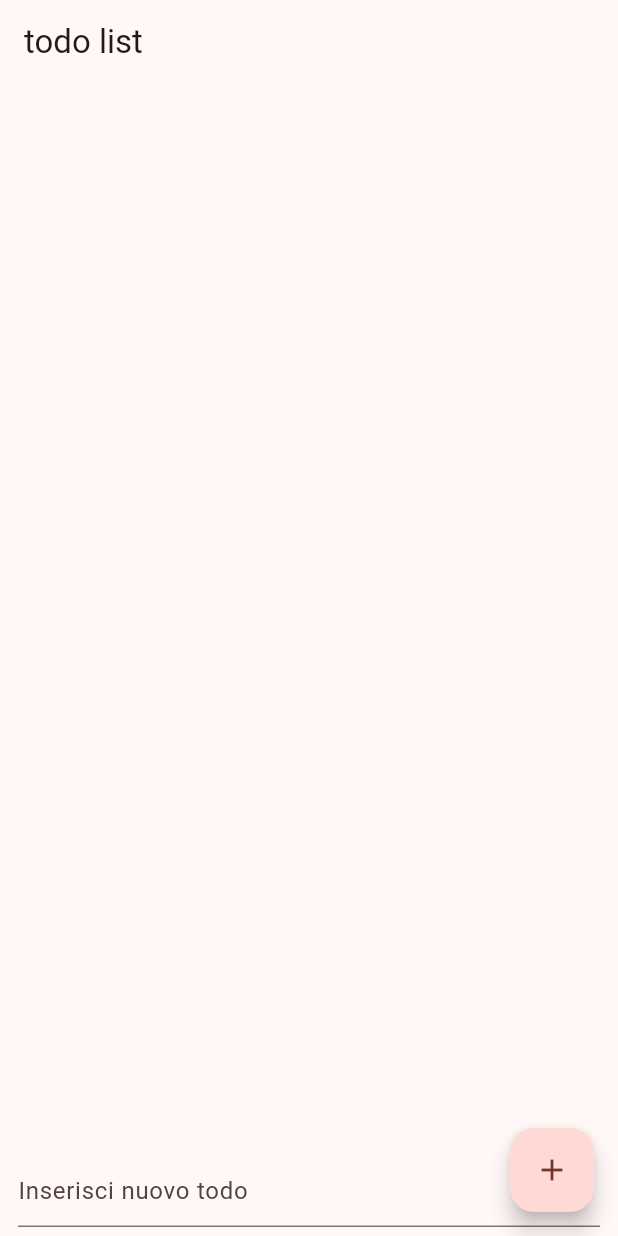
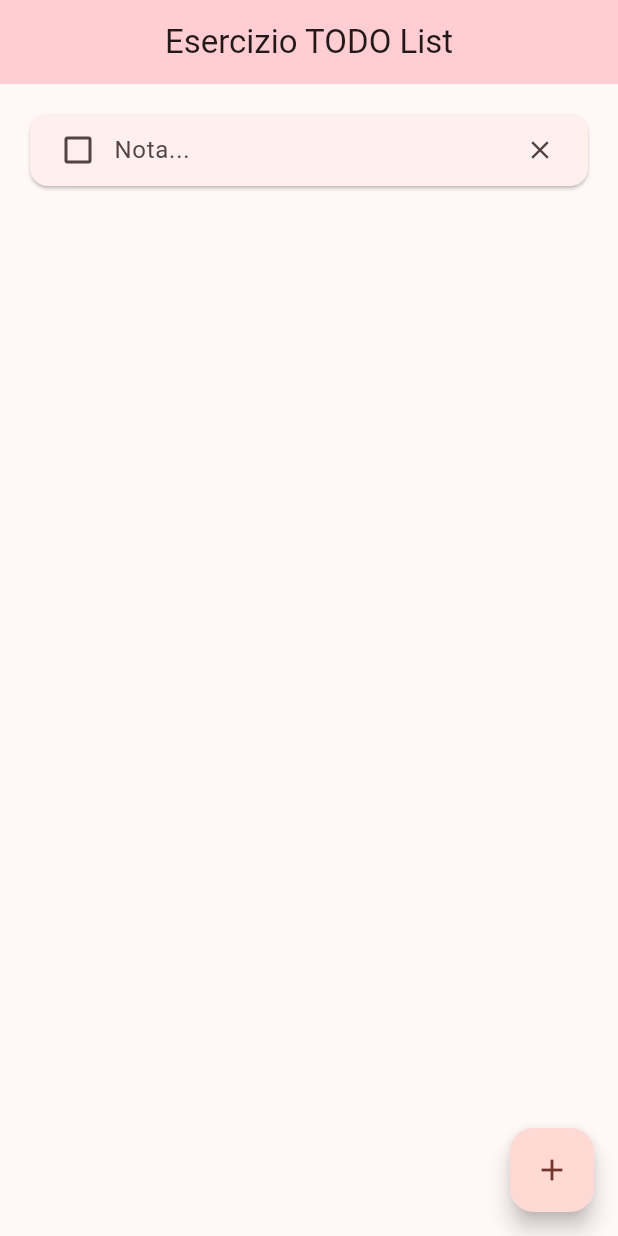
Before and after one commit to RiccardoCazzaro/TPSIT_25-26, a Flutter app: the screen it shows after launch, after a tap on the "add" icon, on a phone screen of 412 x 824 dp. Run offline on Flutter 3.47's test engine with Material 3 defaults, Android fonts, the phone set to English and light mode, and no system bars.

Commit message:
aggiornamento_es_cartelle

```diff
--- a/todo/lib/main.dart
+++ b/todo/lib/main.dart
@@ -1,8 +1,8 @@
 import 'package:flutter/material.dart';
 import 'package:provider/provider.dart';
 
-import 'model.dart';
 import 'notifier.dart';
+import 'widgets.dart';
 
 void main() {
   runApp(const MyApp());
@@ -10,25 +10,24 @@ void main() {
 
 class MyApp extends StatelessWidget {
   const MyApp({super.key});
-
   @override
   Widget build(BuildContext context) {
     return MaterialApp(
-      title: 'todo list', // campo pernuovo todo
-
+      debugShowCheckedModeBanner:false,
+      title: 'todo list',
       theme: ThemeData(
         colorScheme: ColorScheme.fromSeed(seedColor: Colors.red),
       ),
       home: ChangeNotifierProvider<TodoListNotifier>(
         create: (notifier) => TodoListNotifier(),
-        child: const MyHomePage(title: 'todo list'),
+        child: const MyHomePage(title: "Esercizio TODO List"),
       ),
     );
   }
 }
 
 class MyHomePage extends StatefulWidget {
-  const MyHomePage({super.key, this.title});
+  const MyHomePage({super.key, required this.title});
 
   final String title;
 
@@ -37,7 +36,6 @@ class MyHomePage extends StatefulWidget {
 }
 
 class _MyHomePageState extends State<MyHomePage> {
-  final TextEditingController _newTodoController = TextEditingController();
 
   @override
   Widget build(BuildContext context) {
@@ -46,69 +44,29 @@ class _MyHomePageState extends State<MyHomePage> {
     return Scaffold(
       appBar: AppBar(
         title: Text(widget.title),
+        centerTitle: true,
+        backgroundColor: Colors.red[100],
       ),
-      body: Column(
-        children: [
-          Expanded(
-            child: ListView.builder(
-              itemCount: notifier.length,
-              itemBuilder: (context, index) {
-                Todo todo = notifier.getTodo(index);
-
-                return Card(
-                  margin:
-                      const EdgeInsets.symmetric(horizontal: 12, vertical: 6),
-                  child: Padding(
-                    padding: const EdgeInsets.symmetric(horizontal: 8),
-                    child: Row(
-                      children: [
-                        Checkbox(
-                          value: todo.isDone,
-                          onChanged: (value) {
-                            notifier.toggleTodoDone(index);
-                          },
-                        ),
-                        Expanded(
-                          child: TextFormField(
-                            initialValue: todo.text,
-                            decoration: const InputDecoration(
-                              border: InputBorder.none,
-                            ),
-                            onFieldSubmitted: (newText) {
-                              notifier.updateTodoText(index, newText);
-                            },
-                          ),
-                        ),
-                      ],
-                    ),
-                  ),
-                );
-              },
-            ),
+      body: SingleChildScrollView(
+        padding: const EdgeInsets.all(16.0),
+        child: Card(
+        child: Column(
+            children: [
+              for (int i = 0; i < notifier.length; i++)
+                TodoItem(todo: notifier.getTodo(i)),
+              if (notifier.length == 0)
+                const Padding(
+                  padding: EdgeInsets.all(16.0),
+                  child: Text("aggiungi una nuova nota (schiaccia +)"),
+                )
+            ],
           ),
-          Padding(
-            padding: const EdgeInsets.symmetric(horizontal: 12, vertical: 6),
-            child: Row(
-              children: [
-                Expanded(
-                  child: TextField(
-                    controller: _newTodoController,
-                    decoration:
-                        const InputDecoration(hintText: 'Inserisci nuovo todo'),
-                  ),
-                ),
-              ],
-            ),
-          ),
-        ],
+        ),
       ),
       floatingActionButton: FloatingActionButton(
         child: const Icon(Icons.add),
         onPressed: () {
-          if (_newTodoController.text.isNotEmpty) {
-            notifier.addTodo(_newTodoController.text);
-            _newTodoController.clear();
-          }
+        notifier.addTodo("");
         },
       ),
     );
--- a/todo/lib/model.dart
+++ b/todo/lib/model.dart
@@ -1,5 +1,5 @@
 class Todo {
   Todo({required this.name, required this.checked});
-  final String name;
+  String name;
   bool checked;
 }
--- a/todo/lib/notifier.dart
+++ b/todo/lib/notifier.dart
@@ -1,5 +1,4 @@
 import 'package:flutter/widgets.dart';
-
 import 'model.dart';
 
 class TodoListNotifier with ChangeNotifier {
@@ -7,8 +6,14 @@ class TodoListNotifier with ChangeNotifier {
 
   int get length => _todos.length;
 
+
   void addTodo(String name) {
     _todos.add(Todo(name: name, checked: false));
+    notifyListeners();
+  }
+
+  void updateTodo(Todo todo, String newName) {
+    todo.name = newName;
     notifyListeners();
   }
 
--- a/todo/lib/widgets.dart
+++ b/todo/lib/widgets.dart
@@ -9,28 +9,45 @@ class TodoItem extends StatelessWidget {
 
   final Todo todo;
 
-  TextStyle? _getTextStyle(bool checked) {
+    TextStyle? _getTextStyle(bool checked) {
     if (!checked) return null;
-
     return const TextStyle(
-      color: Colors.black45,
+      color: Colors.black,
       decoration: TextDecoration.lineThrough,
     );
   }
 
-  @override
+@override
   Widget build(BuildContext context) {
-    final TodoListNotifier notifier = context.watch<TodoListNotifier>();
+    final TodoListNotifier notifier = context.read<TodoListNotifier>();
 
-    return ListTile(
-      onTap: () {
-        notifier.changeTodo(todo);
-      },
-      onLongPress: (() {
-        notifier.deleteTodo(todo);
-      }),
-      leading: CircleAvatar(child: Text(todo.name[0])),
-      title: Text(todo.name, style: _getTextStyle(todo.checked)),
+    return Padding(
+      padding: const EdgeInsets.symmetric(horizontal: 8.0),
+      child: Row(
+        children: [
+          Checkbox(
+            value: todo.checked,
+            onChanged: (bool? value) {
+              notifier.changeTodo(todo);
+            },
+          ),
+          Expanded(
+            child: TextField(
+              controller: TextEditingController(text: todo.name),
+              onChanged: (text) => notifier.updateTodo(todo, text),
+              decoration: const InputDecoration(
+                border: InputBorder.none,
+                hintText: "Nota...",
+              ),
+              style: _getTextStyle(todo.checked),
+            ),
+          ),
+          IconButton(
+            icon: const Icon(Icons.close, size: 20),
+            onPressed: () => notifier.deleteTodo(todo),
+          ),
+        ],
+      ),
     );
   }
 }
--- a/todo/pubspec.yaml
+++ b/todo/pubspec.yaml
@@ -1,4 +1,4 @@
-name: am032_todo_list
+name: es_todo_list
 description: "A new Flutter project."
 # The following line prevents the package from being accidentally published to
 # pub.dev using `flutter pub publish`. This is preferred for private packages.
@@ -45,7 +45,7 @@ dev_dependencies:
   # activated in the `analysis_options.yaml` file located at the root of your
   # package. See that file for information about deactivating specific lint
   # rules and activating additional ones.
-  flutter_lints: ^2.0.0
+  flutter_lints: ^6.0.0
 
 # For information on the generic Dart part of this file, see the
 # following page: https://dart.dev/tools/pub/pubspec
```
Also changed, not shown: todo/pubspec.lock.
